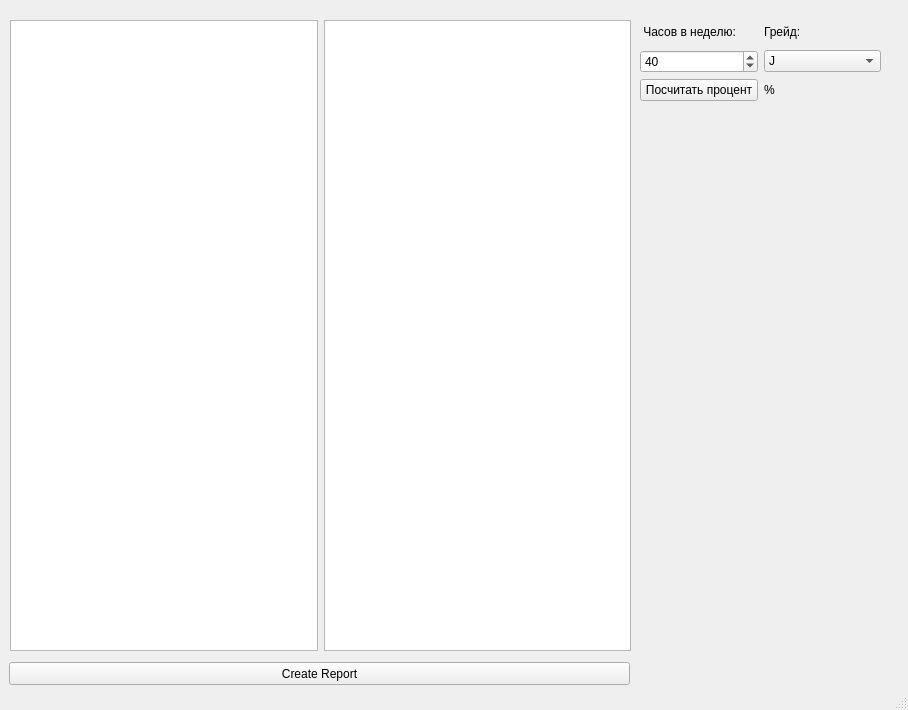
First picture: the form in report_project_ui_002.ui, repository murimija/Report_project, before the edit.
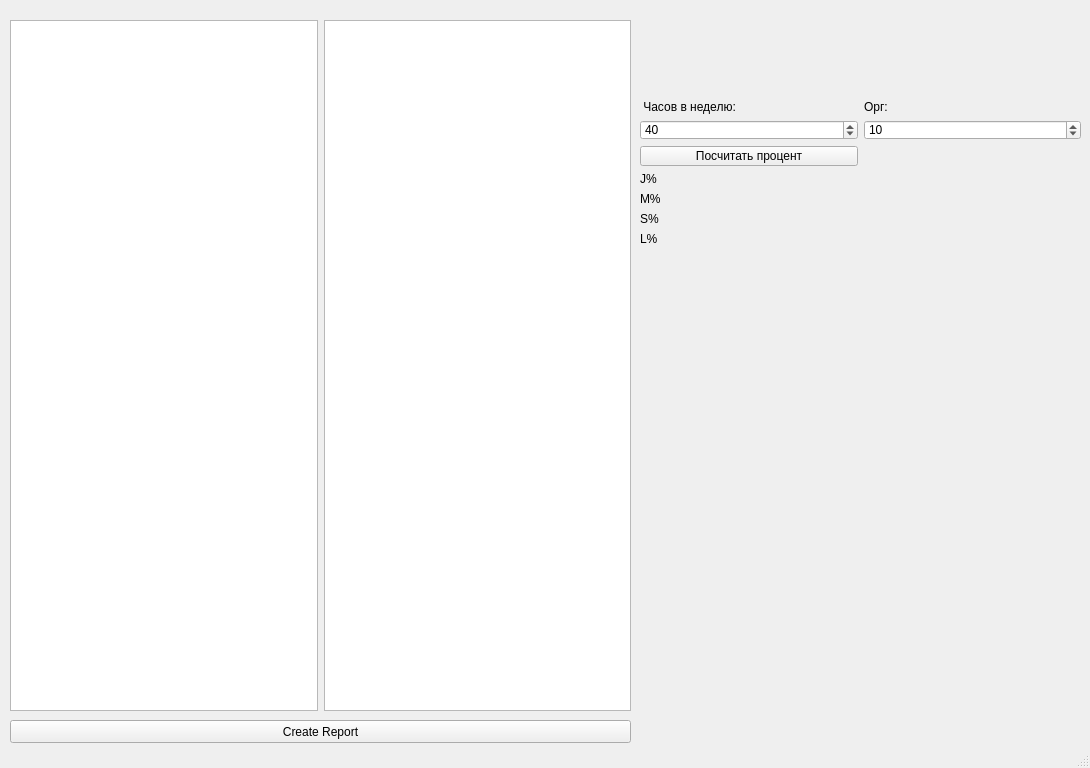
Second picture: the form after the edit.

Diff of the .ui file:
```diff
--- a/report_project_ui_002.ui
+++ b/report_project_ui_002.ui
@@ -9,8 +9,8 @@
    <rect>
     <x>0</x>
     <y>0</y>
-    <width>908</width>
-    <height>710</height>
+    <width>1090</width>
+    <height>768</height>
    </rect>
   </property>
   <property name="sizePolicy">
@@ -47,8 +47,8 @@
    <widget class="QPushButton" name="createReportButton">
     <property name="geometry">
      <rect>
-      <x>9</x>
-      <y>662</y>
+      <x>10</x>
+      <y>720</y>
       <width>621</width>
       <height>23</height>
      </rect>
@@ -66,7 +66,7 @@
       <x>10</x>
       <y>20</y>
       <width>621</width>
-      <height>631</height>
+      <height>691</height>
      </rect>
     </property>
     <layout class="QHBoxLayout" name="horizontalLayout">
@@ -82,12 +82,40 @@
     <property name="geometry">
      <rect>
       <x>640</x>
-      <y>20</y>
-      <width>241</width>
-      <height>81</height>
+      <y>100</y>
+      <width>441</width>
+      <height>146</height>
      </rect>
     </property>
     <layout class="QGridLayout" name="gridLayout_2">
+     <item row="3" column="0">
+      <widget class="QLabel" name="j_perc_label">
+       <property name="text">
+        <string>J%</string>
+       </property>
+      </widget>
+     </item>
+     <item row="6" column="0">
+      <widget class="QLabel" name="l_perc_label">
+       <property name="text">
+        <string>L%</string>
+       </property>
+      </widget>
+     </item>
+     <item row="4" column="0">
+      <widget class="QLabel" name="m_perc_label">
+       <property name="text">
+        <string>M%</string>
+       </property>
+      </widget>
+     </item>
+     <item row="5" column="0">
+      <widget class="QLabel" name="s_perc_label">
+       <property name="text">
+        <string>S%</string>
+       </property>
+      </widget>
+     </item>
      <item row="2" column="0">
       <widget class="QPushButton" name="percentageButton">
        <property name="text">
@@ -95,13 +123,6 @@
        </property>
       </widget>
      </item>
-     <item row="1" column="0">
-      <widget class="QSpinBox" name="hours">
-       <property name="value">
-        <number>40</number>
-       </property>
-      </widget>
-     </item>
      <item row="0" column="0">
       <widget class="QLabel" name="label">
        <property name="text">
@@ -109,41 +130,24 @@
        </property>
       </widget>
      </item>
-     <item row="1" column="1">
-      <widget class="QComboBox" name="grade">
-       <item>
-        <property name="text">
-         <string>J</string>
-        </property>
-       </item>
-       <item>
-        <property name="text">
-         <string>M</string>
-        </property>
-       </item>
-       <item>
-        <property name="text">
-         <string>S</string>
-        </property>
-       </item>
-       <item>
-        <property name="text">
-         <string>L</string>
-        </property>
-       </item>
+     <item row="1" column="0">
+      <widget class="QSpinBox" name="hours">
+       <property name="value">
+        <number>40</number>
+       </property>
       </widget>
      </item>
      <item row="0" column="1">
       <widget class="QLabel" name="label_2">
        <property name="text">
-        <string>Грейд:</string>
+        <string>Орг:</string>
        </property>
       </widget>
      </item>
-     <item row="2" column="1">
-      <widget class="QLabel" name="label_3">
-       <property name="text">
-        <string>%</string>
+     <item row="1" column="1">
+      <widget class="QSpinBox" name="org">
+       <property name="value">
+        <number>10</number>
        </property>
       </widget>
      </item>
```
